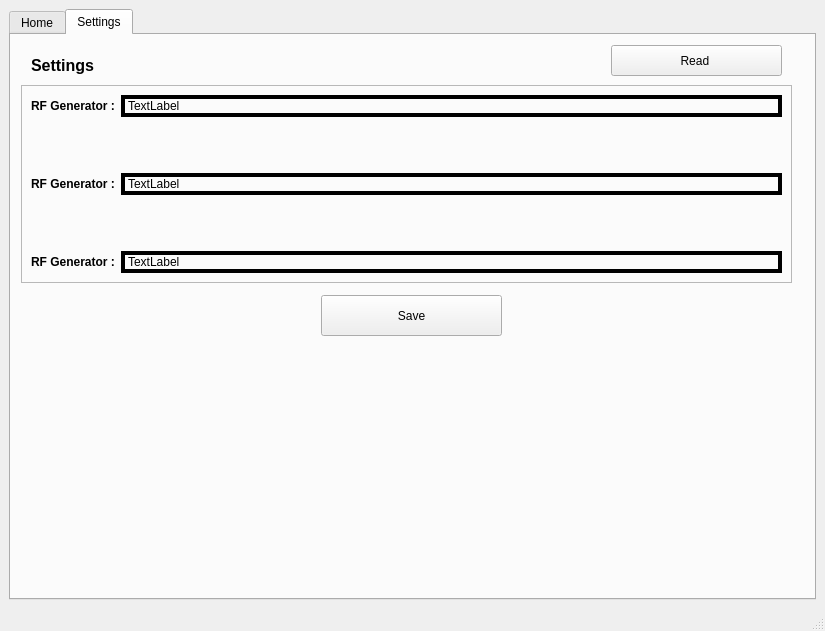
Old version of the form com_main.ui in the repository Udhai24/COM_Identifier.
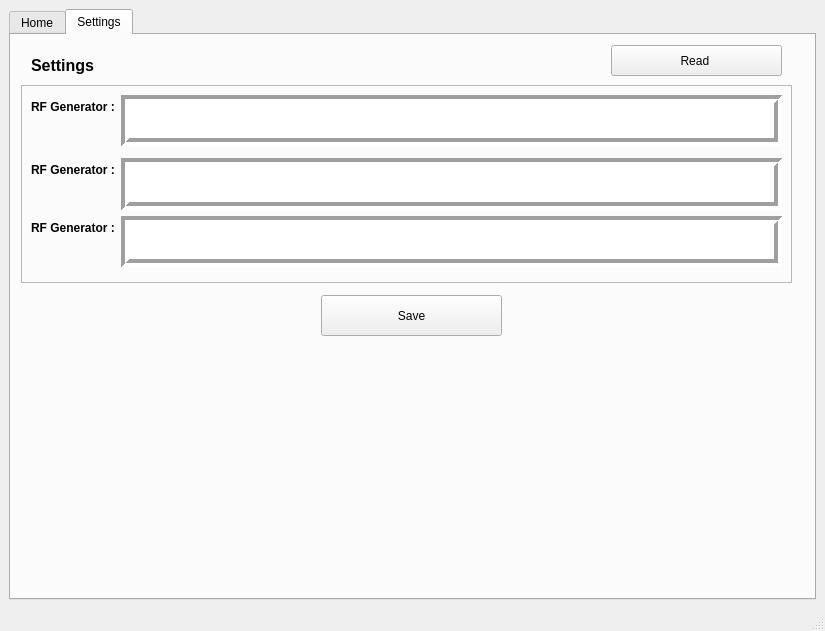
New version of the form. The open tabs and pages were chosen to show the change. Icons and pictures are not drawn.

The edit to the form file:
```diff
--- a/com_main.ui
+++ b/com_main.ui
@@ -398,66 +398,20 @@
          <enum>QFrame::Shadow::Raised</enum>
         </property>
         <layout class="QFormLayout" name="formLayout">
-         <item row="0" column="0">
-          <widget class="QLabel" name="label_10">
-           <property name="frameShadow">
-            <enum>QFrame::Shadow::Sunken</enum>
-           </property>
-           <property name="text">
-            <string>&lt;html&gt;&lt;head/&gt;&lt;body&gt;&lt;p&gt;&lt;span style=&quot; font-weight:700;&quot;&gt;RF Generator :&lt;/span&gt;&lt;/p&gt;&lt;/body&gt;&lt;/html&gt;</string>
-           </property>
-          </widget>
-         </item>
-         <item row="0" column="1">
-          <widget class="QLabel" name="label_13">
-           <property name="frameShape">
-            <enum>QFrame::Shape::Box</enum>
-           </property>
-           <property name="lineWidth">
-            <number>4</number>
-           </property>
-           <property name="text">
-            <string>TextLabel</string>
-           </property>
-          </widget>
-         </item>
-         <item row="1" column="1">
-          <spacer name="verticalSpacer">
-           <property name="orientation">
-            <enum>Qt::Orientation::Vertical</enum>
-           </property>
-           <property name="sizeHint" stdset="0">
-            <size>
-             <width>661</width>
-             <height>38</height>
-            </size>
-           </property>
-          </spacer>
-         </item>
-         <item row="2" column="0">
-          <widget class="QLabel" name="label_11">
-           <property name="frameShadow">
-            <enum>QFrame::Shadow::Sunken</enum>
-           </property>
-           <property name="text">
-            <string>&lt;html&gt;&lt;head/&gt;&lt;body&gt;&lt;p&gt;&lt;span style=&quot; font-weight:700;&quot;&gt;RF Generator :&lt;/span&gt;&lt;/p&gt;&lt;/body&gt;&lt;/html&gt;</string>
-           </property>
-          </widget>
-         </item>
          <item row="2" column="1">
-          <widget class="QLabel" name="label_14">
-           <property name="frameShape">
-            <enum>QFrame::Shape::Box</enum>
+          <spacer name="verticalSpacer">
+           <property name="orientation">
+            <enum>Qt::Orientation::Vertical</enum>
            </property>
-           <property name="lineWidth">
-            <number>4</number>
+           <property name="sizeHint" stdset="0">
+            <size>
+             <width>661</width>
+             <height>38</height>
+            </size>
            </property>
-           <property name="text">
-            <string>TextLabel</string>
-           </property>
-          </widget>
+          </spacer>
          </item>
-         <item row="3" column="1">
+         <item row="9" column="1">
           <spacer name="verticalSpacer_2">
            <property name="orientation">
             <enum>Qt::Orientation::Vertical</enum>
@@ -470,7 +424,20 @@
            </property>
           </spacer>
          </item>
-         <item row="4" column="0">
+         <item row="8" column="1">
+          <widget class="QTextEdit" name="textEdit_3">
+           <property name="autoFillBackground">
+            <bool>true</bool>
+           </property>
+           <property name="frameShape">
+            <enum>QFrame::Shape::Box</enum>
+           </property>
+           <property name="lineWidth">
+            <number>4</number>
+           </property>
+          </widget>
+         </item>
+         <item row="8" column="0">
           <widget class="QLabel" name="label_12">
            <property name="frameShadow">
             <enum>QFrame::Shadow::Sunken</enum>
@@ -480,16 +447,49 @@
            </property>
           </widget>
          </item>
-         <item row="4" column="1">
-          <widget class="QLabel" name="label_15">
+         <item row="1" column="0">
+          <widget class="QLabel" name="label_10">
+           <property name="frameShadow">
+            <enum>QFrame::Shadow::Sunken</enum>
+           </property>
+           <property name="text">
+            <string>&lt;html&gt;&lt;head/&gt;&lt;body&gt;&lt;p&gt;&lt;span style=&quot; font-weight:700;&quot;&gt;RF Generator :&lt;/span&gt;&lt;/p&gt;&lt;/body&gt;&lt;/html&gt;</string>
+           </property>
+          </widget>
+         </item>
+         <item row="1" column="1">
+          <widget class="QTextEdit" name="textEdit">
+           <property name="autoFillBackground">
+            <bool>true</bool>
+           </property>
            <property name="frameShape">
             <enum>QFrame::Shape::Box</enum>
            </property>
            <property name="lineWidth">
             <number>4</number>
            </property>
+          </widget>
+         </item>
+         <item row="6" column="1">
+          <widget class="QTextEdit" name="textEdit_2">
+           <property name="autoFillBackground">
+            <bool>true</bool>
+           </property>
+           <property name="frameShape">
+            <enum>QFrame::Shape::Box</enum>
+           </property>
+           <property name="lineWidth">
+            <number>4</number>
+           </property>
+          </widget>
+         </item>
+         <item row="6" column="0">
+          <widget class="QLabel" name="label_11">
+           <property name="frameShadow">
+            <enum>QFrame::Shadow::Sunken</enum>
+           </property>
            <property name="text">
-            <string>TextLabel</string>
+            <string>&lt;html&gt;&lt;head/&gt;&lt;body&gt;&lt;p&gt;&lt;span style=&quot; font-weight:700;&quot;&gt;RF Generator :&lt;/span&gt;&lt;/p&gt;&lt;/body&gt;&lt;/html&gt;</string>
            </property>
           </widget>
          </item>
```
